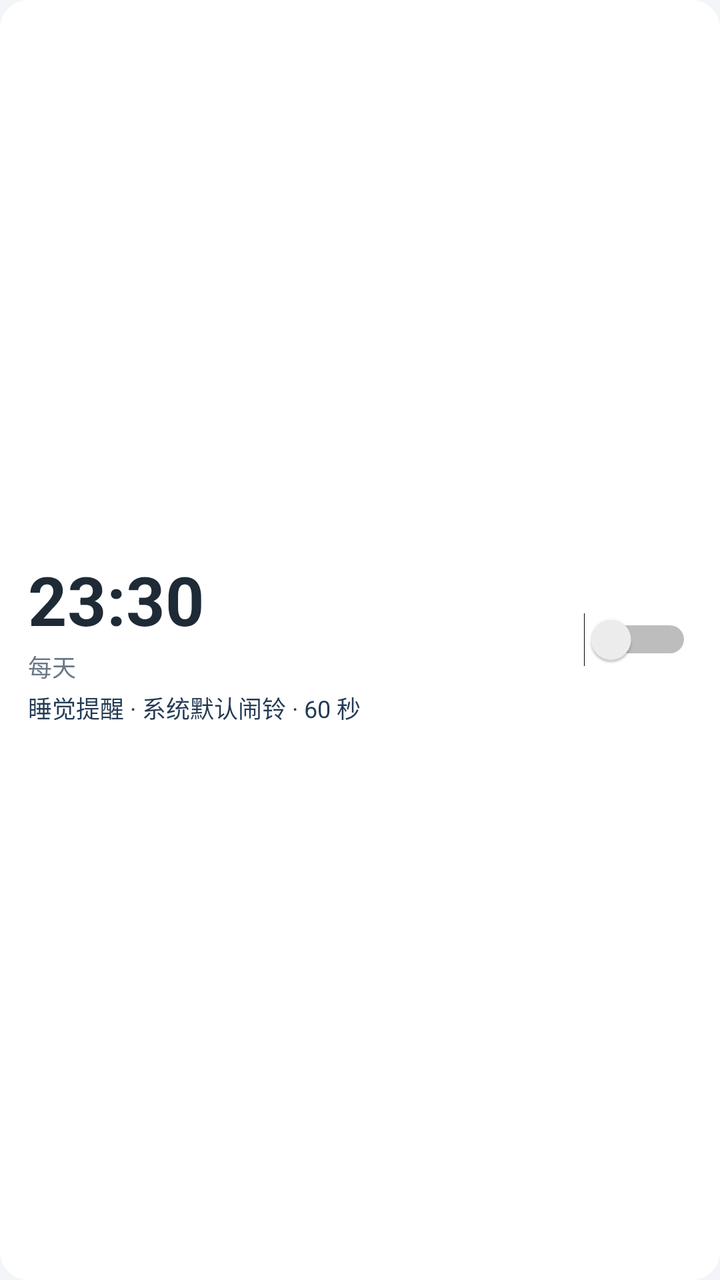
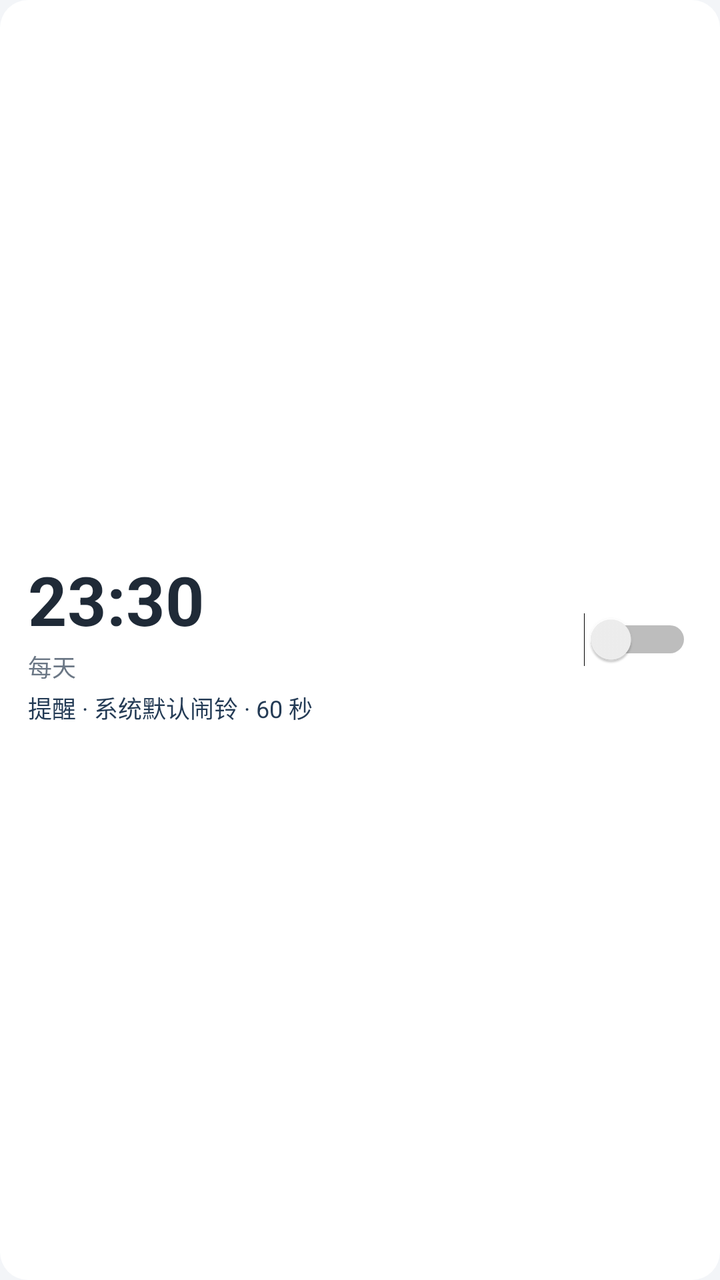

Two renders of the same Android screen: before a commit and after it. Below are the layout's source before the change and the commit's diff.
<!-- AndroidManifest.xml: application theme Theme.LightAlarm -->
<!-- res/layout/item_alarm.xml -->
<?xml version="1.0" encoding="utf-8"?>
<LinearLayout xmlns:android="http://schemas.android.com/apk/res/android"
    android:layout_width="match_parent"
    android:layout_height="wrap_content"
    android:layout_marginBottom="8dp"
    android:background="@drawable/bg_card"
    android:gravity="center_vertical"
    android:orientation="horizontal"
    android:padding="14dp">

    <LinearLayout
        android:layout_width="0dp"
        android:layout_height="wrap_content"
        android:layout_weight="1"
        android:orientation="vertical">

        <TextView
            android:id="@+id/tvAlarmTime"
            android:layout_width="wrap_content"
            android:layout_height="wrap_content"
            android:text="23:30"
            android:textColor="@color/text"
            android:textSize="34sp"
            android:textStyle="bold" />

        <TextView
            android:id="@+id/tvAlarmDays"
            android:layout_width="wrap_content"
            android:layout_height="wrap_content"
            android:paddingTop="2dp"
            android:text="每天"
            android:textColor="@color/sub"
            android:textSize="12sp" />

        <TextView
            android:id="@+id/tvAlarmInfo"
            android:layout_width="wrap_content"
            android:layout_height="wrap_content"
            android:paddingTop="3dp"
            android:text="睡觉提醒 · 系统默认闹铃 · 60 秒"
            android:textColor="@color/primary"
            android:textSize="12sp" />
    </LinearLayout>

    <Switch
        android:id="@+id/switchAlarm"
        android:layout_width="wrap_content"
        android:layout_height="wrap_content" />

</LinearLayout>
<!-- resources referenced by this layout -->
<resources>
  <color name="primary">#FF243B55</color>
  <color name="sub">#FF6B7785</color>
  <color name="text">#FF1F2A37</color>
  <!-- drawable bg_card (drawable) -->
  <?xml version="1.0" encoding="utf-8"?>
  <shape xmlns:android="http://schemas.android.com/apk/res/android"
      android:shape="rectangle">
      <solid android:color="@color/card" />
      <corners android:radius="14dp" />
  </shape>
  <style name="Theme.LightAlarm" parent="Theme.AppCompat.Light.NoActionBar">
          <item name="colorPrimary">@color/primary</item>
          <item name="colorPrimaryDark">@color/primary_dark</item>
          <item name="colorAccent">@color/accent</item>
          <item name="android:windowBackground">@color/bg</item>
          <item name="android:statusBarColor">@color/primary_dark</item>
          <item name="android:textColorPrimary">@color/text</item>
          <item name="android:textColorSecondary">@color/sub</item>
      </style>
  <color name="card">#FFFFFFFF</color>
  <color name="primary_dark">#FF16232F</color>
  <color name="accent">#FFFFB74D</color>
  <color name="bg">#FFF3F5F8</color>
</resources>

<!-- the commit's change to res/layout/item_alarm.xml (unified diff, before → after) -->
@@ -37,7 +37,7 @@
             android:layout_width="wrap_content"
             android:layout_height="wrap_content"
             android:paddingTop="3dp"
-            android:text="睡觉提醒 · 系统默认闹铃 · 60 秒"
+            android:text="提醒 · 系统默认闹铃 · 60 秒"
             android:textColor="@color/primary"
             android:textSize="12sp" />
     </LinearLayout>
